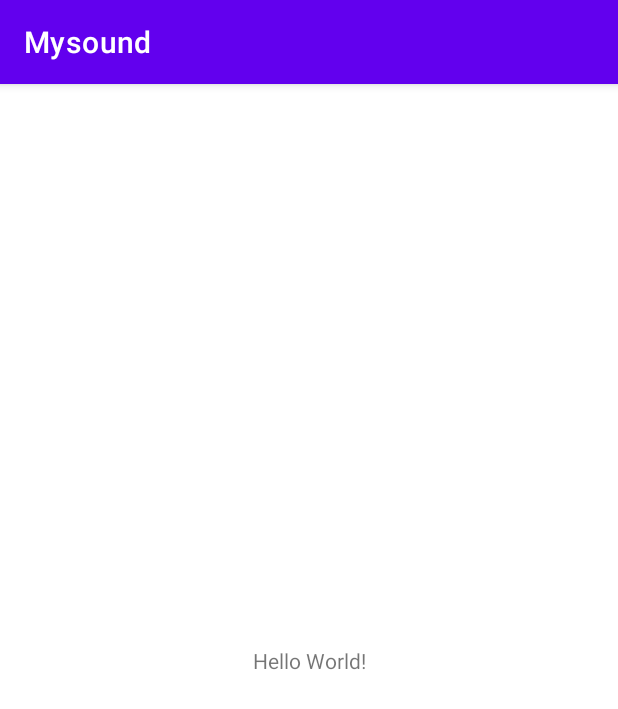
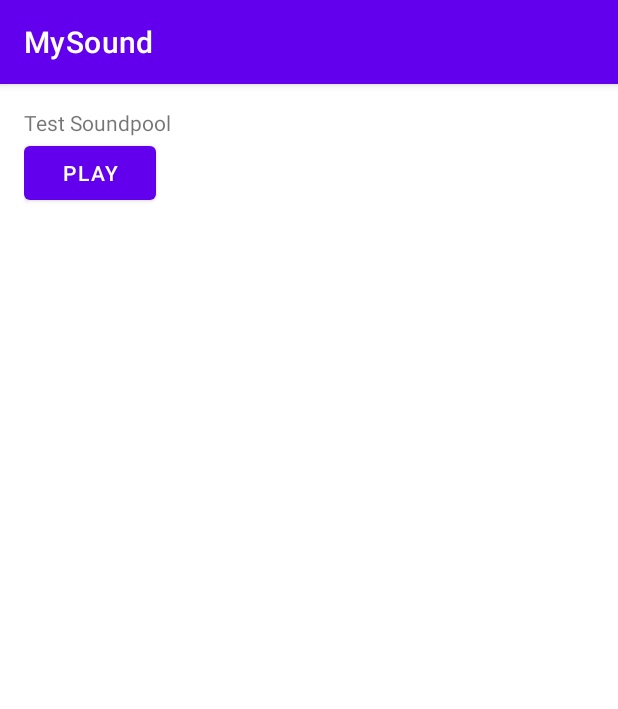
Before and after one commit to Masgudel19/Android-Intermediate, an Android app: the screen it shows after launch (MainActivity), on a phone screen of 412 x 824 dp. Shown: the top 709 px of the screen. Run offline under Robolectric (Android 15) with nearby library versions, the phone set to English and light mode, and no system bars.

Commit message:
Soundpool Selesai

```diff
--- a/Media/LatihanSoundpoll/app/src/main/java/com/akhmadaldi/mysound/MainActivity.kt
+++ b/Media/LatihanSoundpoll/app/src/main/java/com/akhmadaldi/mysound/MainActivity.kt
@@ -1,11 +1,39 @@
 package com.akhmadaldi.mysound
 
+import android.media.SoundPool
 import androidx.appcompat.app.AppCompatActivity
 import android.os.Bundle
+import android.widget.Button
+import android.widget.Toast
 
 class MainActivity : AppCompatActivity() {
+
+    private lateinit var sp: SoundPool
+    private var soundId: Int = 0
+    private var spLoaded = false
+
     override fun onCreate(savedInstanceState: Bundle?) {
         super.onCreate(savedInstanceState)
         setContentView(R.layout.activity_main)
+
+        val btnSound = findViewById<Button>(R.id.btn_sound_pool)
+
+        sp = SoundPool.Builder()
+            .setMaxStreams(10)
+            .build()
+        sp.setOnLoadCompleteListener { _, _, status ->
+            if (status == 0) {
+                spLoaded = true
+            } else {
+                Toast.makeText(this@MainActivity, "Gagal load", Toast.LENGTH_SHORT).show()
+            }
+        }
+        soundId = sp.load(this, R.raw.clinking_glasses, 1)
+        btnSound.setOnClickListener {
+            if (spLoaded) {
+                sp.play(soundId, 1f, 1f, 0, 0, 1f)
+            }
+        }
     }
+
 }
--- a/Media/LatihanSoundpoll/app/src/main/res/layout/activity_main.xml
+++ b/Media/LatihanSoundpoll/app/src/main/res/layout/activity_main.xml
@@ -1,18 +1,21 @@
 <?xml version="1.0" encoding="utf-8"?>
-<androidx.constraintlayout.widget.ConstraintLayout xmlns:android="http://schemas.android.com/apk/res/android"
-    xmlns:app="http://schemas.android.com/apk/res-auto"
+<LinearLayout xmlns:android="http://schemas.android.com/apk/res/android"
     xmlns:tools="http://schemas.android.com/tools"
+    android:id="@+id/activity_main"
     android:layout_width="match_parent"
     android:layout_height="match_parent"
+    android:orientation="vertical"
+    android:padding="16dp"
     tools:context=".MainActivity">
 
     <TextView
         android:layout_width="wrap_content"
         android:layout_height="wrap_content"
-        android:text="Hello World!"
-        app:layout_constraintBottom_toBottomOf="parent"
-        app:layout_constraintEnd_toEndOf="parent"
-        app:layout_constraintStart_toStartOf="parent"
-        app:layout_constraintTop_toTopOf="parent" />
+        android:text="@string/text_sound_pool" />
+    <Button
+        android:id="@+id/btn_sound_pool"
+        android:layout_width="wrap_content"
+        android:layout_height="wrap_content"
+        android:text="@string/btn_text_play" />
 
-</androidx.constraintlayout.widget.ConstraintLayout>
+</LinearLayout>
--- a/Media/LatihanSoundpoll/app/src/main/res/values/strings.xml
+++ b/Media/LatihanSoundpoll/app/src/main/res/values/strings.xml
@@ -1,3 +1,5 @@
 <resources>
-    <string name="app_name">Mysound</string>
+    <string name="app_name">MySound</string>
+    <string name="btn_text_play">Play</string>
+    <string name="text_sound_pool">Test Soundpool</string>
 </resources>
```
Also changed, not shown: 1 other file.
